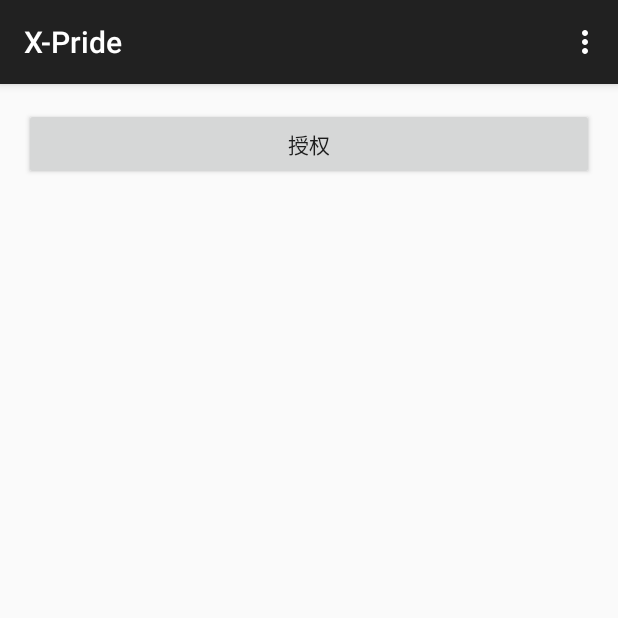
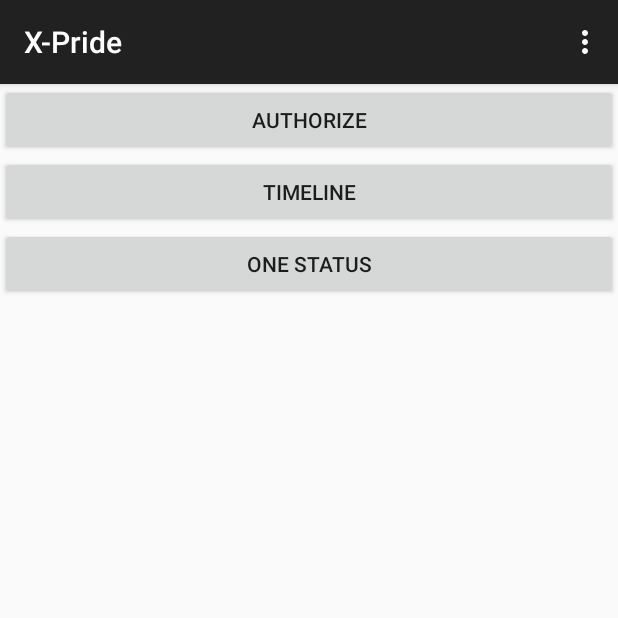
Before and after one commit to hancockli/X-Pride, an Android app: the screen it shows after launch (MainActivity), on a phone screen of 412 x 824 dp, the top half of it. Run offline under Robolectric (Android 15) with nearby library versions, the phone set to English and light mode, and no system bars; our stand-ins replace ButterKnife; libraries missing offline, so code that uses them is left out: com.orhanobut.logger; 1 statement that could not run was skipped.

Commit message:
Test get weibo timeline

```diff
--- a/app/src/main/java/com/coderhanxin/xpride/App.java
+++ b/app/src/main/java/com/coderhanxin/xpride/App.java
@@ -37,9 +37,6 @@ public class App extends Application {
         super.onCreate();
         mContext = getApplicationContext();
 
-        Logger.init("MY_LOG_TAG")
-                .setMethodCount(3)
-                .hideThreadInfo()
-                .setLogLevel(LogLevel.FULL);
+        Logger.init().setMethodCount(3).setLogLevel(LogLevel.FULL);
     }
 }
--- a/app/src/main/java/com/coderhanxin/xpride/ui/MainActivity.java
+++ b/app/src/main/java/com/coderhanxin/xpride/ui/MainActivity.java
@@ -22,22 +22,43 @@ import android.support.v7.app.AppCompatActivity;
 import android.view.Menu;
 import android.view.MenuItem;
 import android.view.View;
+import android.widget.Button;
 
 import com.coderhanxin.xpride.R;
+import com.coderhanxin.xpride.ui.timeline.FriendsTimelineActivity;
 import com.coderhanxin.xpride.weibo.WBAuthActivity;
+
+import butterknife.ButterKnife;
+import butterknife.InjectView;
 
 
 public class MainActivity extends AppCompatActivity {
+
+    @InjectView(R.id.auth_btn)
+    Button mAuthBtn;
+    @InjectView(R.id.timeline_btn)
+    Button mTimelineBtn;
+    @InjectView(R.id.oneStatus_btn)
+    Button mOneStatusBtn;
 
     @Override
     protected void onCreate(Bundle savedInstanceState) {
         super.onCreate(savedInstanceState);
         setContentView(R.layout.activity_main);
+        ButterKnife.inject(this);
 
-        findViewById(R.id.auth_btn).setOnClickListener(new View.OnClickListener() {
+        mAuthBtn.setOnClickListener(new View.OnClickListener() {
             @Override
             public void onClick(View v) {
                 Intent intent = new Intent(MainActivity.this, WBAuthActivity.class);
+                startActivity(intent);
+            }
+        });
+
+        mTimelineBtn.setOnClickListener(new View.OnClickListener() {
+            @Override
+            public void onClick(View v) {
+                Intent intent = new Intent(MainActivity.this, FriendsTimelineActivity.class);
                 startActivity(intent);
             }
         });
--- a/app/src/main/res/layout/activity_main.xml
+++ b/app/src/main/res/layout/activity_main.xml
@@ -1,18 +1,27 @@
-<RelativeLayout xmlns:android="http://schemas.android.com/apk/res/android"
-                xmlns:tools="http://schemas.android.com/tools"
-                android:layout_width="match_parent"
-                android:layout_height="match_parent"
-                android:paddingBottom="@dimen/activity_vertical_margin"
-                android:paddingLeft="@dimen/activity_horizontal_margin"
-                android:paddingRight="@dimen/activity_horizontal_margin"
-                android:paddingTop="@dimen/activity_vertical_margin"
-                tools:context=".MainActivity"
+<LinearLayout xmlns:android="http://schemas.android.com/apk/res/android"
+    xmlns:tools="http://schemas.android.com/tools"
+    android:layout_width="match_parent"
+    android:layout_height="match_parent"
+    android:orientation="vertical"
+    tools:context=".MainActivity"
     >
 
     <Button
         android:id="@+id/auth_btn"
         android:layout_width="match_parent"
         android:layout_height="wrap_content"
-        android:text="授权"
+        android:text="authorize"
         />
-</RelativeLayout>
+
+    <Button
+        android:id="@+id/timeline_btn"
+        android:layout_width="match_parent"
+        android:layout_height="wrap_content"
+        android:text="timeline" />
+
+    <Button
+        android:id="@+id/oneStatus_btn"
+        android:layout_width="match_parent"
+        android:layout_height="wrap_content"
+        android:text="one status" />
+</LinearLayout>
```
Also changed, not shown: app/build.gradle (+11 -4 lines), app/src/main/AndroidManifest.xml (+18 -11 lines), app/src/main/java/com/coderhanxin/xpride/ui/timeline/FriendsTimelineActivity.java (+63 -0 lines), app/src/main/res/mipmap-hdpi/ic_launcher.png, app/src/main/res/mipmap-mdpi/ic_launcher.png, app/src/main/res/mipmap-xhdpi/ic_launcher.png, app/src/main/res/mipmap-xxhdpi/ic_launcher.png, app/src/main/res/mipmap-xxxhdpi/ic_launcher.png (added).
